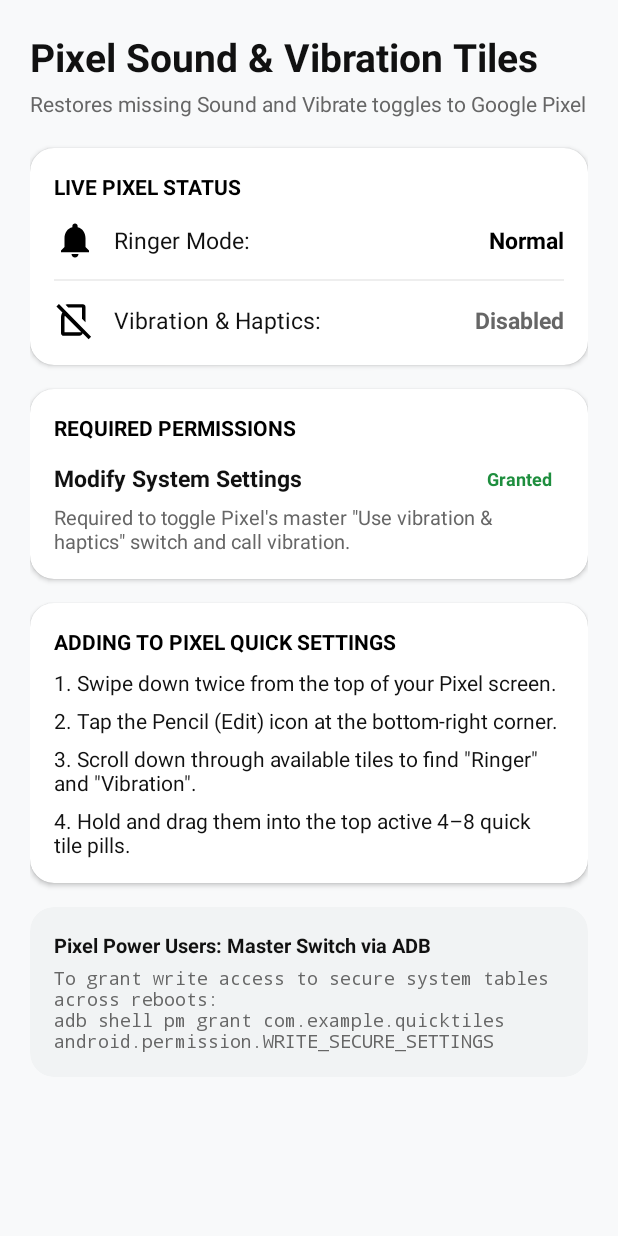
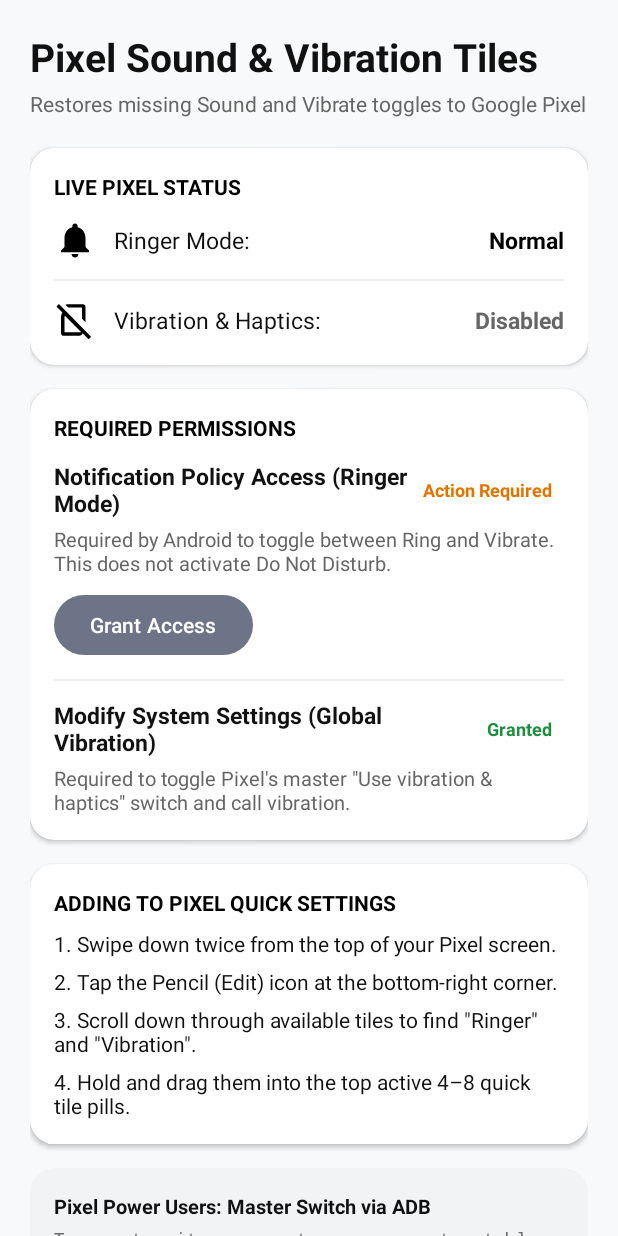
Before and after one commit to SoumyadeepMaji11/pixel-quick-tiles, an Android app: the MainActivity screen opened directly, with no data from a screen before it, on a phone screen of 412 x 824 dp. Run offline under Robolectric (Android 15) with nearby library versions, the phone set to English and light mode, and no system bars.

Commit message:
Fix vibrate to normal toggle by ensuring Notification Policy access check and unmuting stream

```diff
--- a/app/src/main/AndroidManifest.xml
+++ b/app/src/main/AndroidManifest.xml
@@ -1,6 +1,9 @@
 <?xml version="1.0" encoding="utf-8"?>
 <manifest xmlns:android="http://schemas.android.com/apk/res/android"
     xmlns:tools="http://schemas.android.com/tools">
+
+    <!-- Permission to change ringer mode (Android requires Notification Policy access) -->
+    <uses-permission android:name="android.permission.ACCESS_NOTIFICATION_POLICY" />
 
     <!-- Standard permission to adjust audio streams and ringer -->
     <uses-permission android:name="android.permission.MODIFY_AUDIO_SETTINGS" />
--- a/app/src/main/java/com/example/quicktiles/MainActivity.kt
+++ b/app/src/main/java/com/example/quicktiles/MainActivity.kt
@@ -1,5 +1,6 @@
 package com.example.quicktiles
 
+import android.app.NotificationManager
 import android.content.BroadcastReceiver
 import android.content.Context
 import android.content.Intent
@@ -30,11 +31,17 @@ class MainActivity : AppCompatActivity() {
     private lateinit var tvVibrationStatus: TextView
     private lateinit var ivVibrationStatus: ImageView
 
+    private lateinit var tvDndStatus: TextView
+    private lateinit var btnGrantDnd: Button
     private lateinit var tvWriteSettingsStatus: TextView
     private lateinit var btnGrantWriteSettings: Button
 
     private val audioManager by lazy {
         getSystemService(Context.AUDIO_SERVICE) as AudioManager
+    }
+
+    private val notificationManager by lazy {
+        getSystemService(Context.NOTIFICATION_SERVICE) as NotificationManager
     }
 
     // Dynamic receiver for Pixel ringer state changes
@@ -116,11 +123,18 @@ class MainActivity : AppCompatActivity() {
         tvVibrationStatus = findViewById(R.id.tvVibrationStatus)
         ivVibrationStatus = findViewById(R.id.ivVibrationStatus)
 
+        tvDndStatus = findViewById(R.id.tvDndStatus)
+        btnGrantDnd = findViewById(R.id.btnGrantDnd)
         tvWriteSettingsStatus = findViewById(R.id.tvWriteSettingsStatus)
         btnGrantWriteSettings = findViewById(R.id.btnGrantWriteSettings)
     }
 
     private fun setupListeners() {
+        btnGrantDnd.setOnClickListener {
+            val intent = Intent(Settings.ACTION_NOTIFICATION_POLICY_ACCESS_SETTINGS)
+            startActivity(intent)
+        }
+
         btnGrantWriteSettings.setOnClickListener {
             val intent = Intent(Settings.ACTION_MANAGE_WRITE_SETTINGS).apply {
                 data = Uri.parse("package:$packageName")
@@ -137,7 +151,7 @@ class MainActivity : AppCompatActivity() {
                 tvRingerStatus.setTextColor(ContextCompat.getColor(this, R.color.primary))
                 ivRingerStatus.setImageResource(R.drawable.ic_sound_normal)
             }
-            else -> { // Vibration mode (or any other mode)
+            else -> { // Vibration mode (or any non-normal mode)
                 tvRingerStatus.text = getString(R.string.ringer_mode_vibrate)
                 tvRingerStatus.setTextColor(ContextCompat.getColor(this, R.color.status_pending))
                 ivRingerStatus.setImageResource(R.drawable.ic_sound_vibrate)
@@ -158,7 +172,19 @@ class MainActivity : AppCompatActivity() {
     }
 
     private fun updatePermissionsStatus() {
-        // Modify System Settings Permission
+        // DND / Notification Policy Access (for Ringer Toggle)
+        val hasDnd = notificationManager.isNotificationPolicyAccessGranted
+        if (hasDnd) {
+            tvDndStatus.text = getString(R.string.status_granted)
+            tvDndStatus.setTextColor(ContextCompat.getColor(this, R.color.status_granted))
+            btnGrantDnd.visibility = View.GONE
+        } else {
+            tvDndStatus.text = getString(R.string.status_not_granted)
+            tvDndStatus.setTextColor(ContextCompat.getColor(this, R.color.status_pending))
+            btnGrantDnd.visibility = View.VISIBLE
+        }
+
+        // Modify System Settings Permission (for Global Vibration Toggle)
         val hasWriteSettings = VibrationHelper.canModifySystemSettings(this)
         if (hasWriteSettings) {
             tvWriteSettingsStatus.text = getString(R.string.status_granted)
--- a/app/src/main/res/layout/activity_main.xml
+++ b/app/src/main/res/layout/activity_main.xml
@@ -162,11 +162,67 @@
                         android:textColor="@color/primary"
                         android:textAllCaps="true" />
 
-                    <!-- Permission: Modify System Settings -->
+                    <!-- Permission 1: Notification Policy Access (Ringer Toggle) -->
                     <LinearLayout
                         android:layout_width="match_parent"
                         android:layout_height="wrap_content"
                         android:layout_marginTop="12dp"
+                        android:orientation="vertical">
+
+                        <LinearLayout
+                            android:layout_width="match_parent"
+                            android:layout_height="wrap_content"
+                            android:gravity="center_vertical"
+                            android:orientation="horizontal">
+
+                            <TextView
+                                android:layout_width="0dp"
+                                android:layout_height="wrap_content"
+                                android:layout_weight="1"
+                                android:text="@string/dnd_perm_title"
+                                android:textSize="15sp"
+                                android:textStyle="bold"
+                                android:textColor="@color/text_primary" />
+
+                            <TextView
+                                android:id="@+id/tvDndStatus"
+                                android:layout_width="wrap_content"
+                                android:layout_height="wrap_content"
+                                android:paddingHorizontal="8dp"
+                                android:paddingVertical="4dp"
+                                android:text="@string/status_not_granted"
+                                android:textSize="12sp"
+                                android:textStyle="bold" />
+                        </LinearLayout>
+
+                        <TextView
+                            android:layout_width="match_parent"
+                            android:layout_height="wrap_content"
+                            android:layout_marginTop="4dp"
+                            android:text="@string/dnd_perm_desc"
+                            android:textSize="13sp"
+                            android:textColor="@color/text_secondary" />
+
+                        <com.google.android.material.button.MaterialButton
+                            android:id="@+id/btnGrantDnd"
+                            style="@style/Widget.Material3.Button.TonalButton"
+                            android:layout_width="wrap_content"
+                            android:layout_height="wrap_content"
+                            android:layout_marginTop="8dp"
+                            android:text="@string/btn_grant" />
+                    </LinearLayout>
+
+                    <!-- Divider -->
+                    <View
+                        android:layout_width="match_parent"
+                        android:layout_height="1dp"
+                        android:layout_marginVertical="12dp"
+                        android:background="@color/divider" />
+
+                    <!-- Permission 2: Modify System Settings -->
+                    <LinearLayout
+                        android:layout_width="match_parent"
+                        android:layout_height="wrap_content"
                         android:orientation="vertical">
 
                         <LinearLayout
--- a/app/src/main/res/values/strings.xml
+++ b/app/src/main/res/values/strings.xml
@@ -12,7 +12,9 @@
     <string name="ringer_mode_vibrate">Vibration</string>
 
     <string name="section_permissions">Required Permissions</string>
-    <string name="write_settings_title">Modify System Settings</string>
+    <string name="dnd_perm_title">Notification Policy Access (Ringer Mode)</string>
+    <string name="dnd_perm_desc">Required by Android to toggle between Ring and Vibrate. This does not activate Do Not Disturb.</string>
+    <string name="write_settings_title">Modify System Settings (Global Vibration)</string>
     <string name="write_settings_desc">Required to toggle Pixel\'s master \"Use vibration &amp; haptics\" switch and call vibration.</string>
 
     <string name="btn_grant">Grant Access</string>
```
Also changed, not shown: app/src/main/java/com/example/quicktiles/RingerModeTileService.kt (+65 -8 lines).
